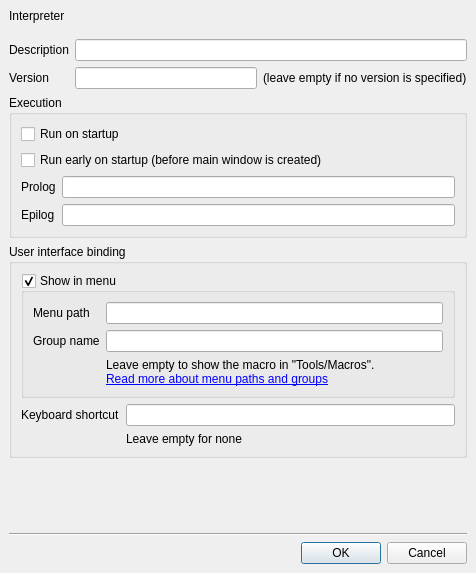
Before: the Qt Designer form src/lay/lay/MacroPropertiesDialog.ui in KLayout/klayout, drawn with Qt 5.
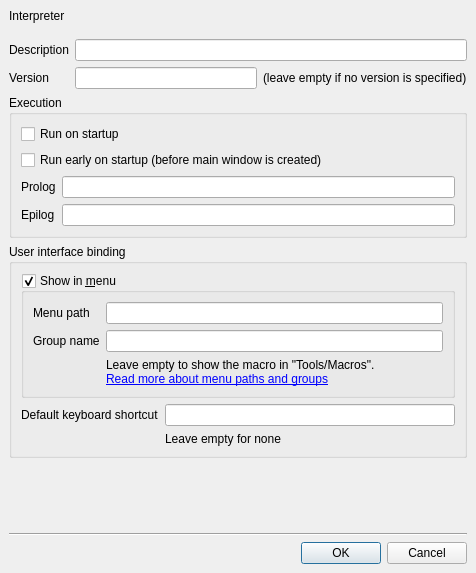
After: the same form once the commit is applied.

Commit message: Changed wording of key binding string in macro properties form.

Patch:
```diff
--- a/src/lay/lay/MacroPropertiesDialog.ui
+++ b/src/lay/lay/MacroPropertiesDialog.ui
@@ -20,11 +20,9 @@
     <number>6</number>
    </property>
    <item>
-    <widget class="QFrame" name="propertiesFrame" >
-     <property name="sizePolicy" >
-      <sizepolicy>
-       <hsizetype>1</hsizetype>
-       <vsizetype>1</vsizetype>
+    <widget class="QFrame" name="propertiesFrame">
+     <property name="sizePolicy">
+      <sizepolicy hsizetype="Minimum" vsizetype="Minimum">
        <horstretch>0</horstretch>
        <verstretch>0</verstretch>
       </sizepolicy>
@@ -231,8 +229,8 @@
              <height>0</height>
             </size>
            </property>
-           <property name="title" >
-            <string>Show in menu</string>
+           <property name="title">
+            <string>Show in &amp;menu</string>
            </property>
            <property name="checkable" >
             <bool>true</bool>
@@ -277,10 +275,10 @@
            </layout>
           </widget>
          </item>
-         <item row="2" column="0" >
-          <widget class="QLabel" name="label_2" >
-           <property name="text" >
-            <string>Keyboard shortcut</string>
+         <item row="2" column="0">
+          <widget class="QLabel" name="label_2">
+           <property name="text">
+            <string>Default keyboard shortcut</string>
            </property>
           </widget>
          </item>
```
Left out of the diff: 306 changed lines with no effect on the pictures.
